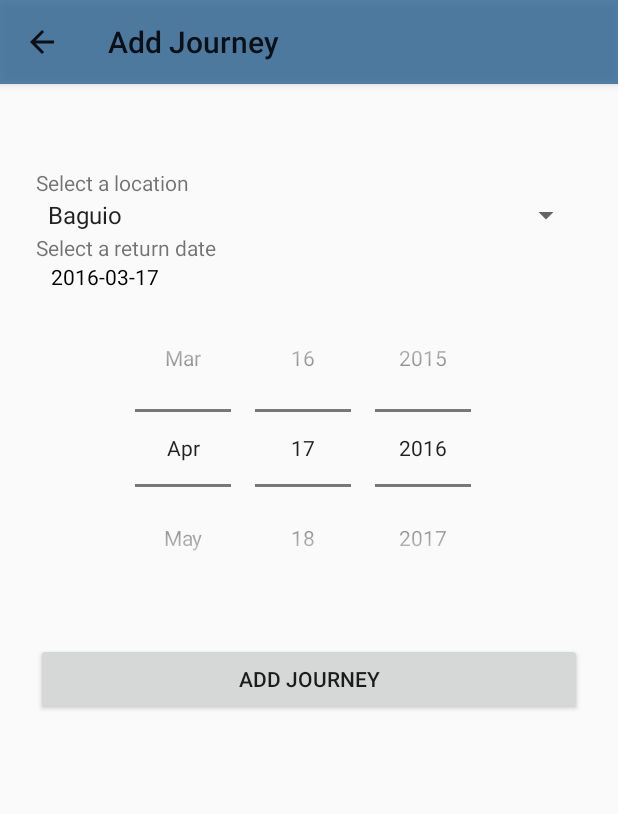
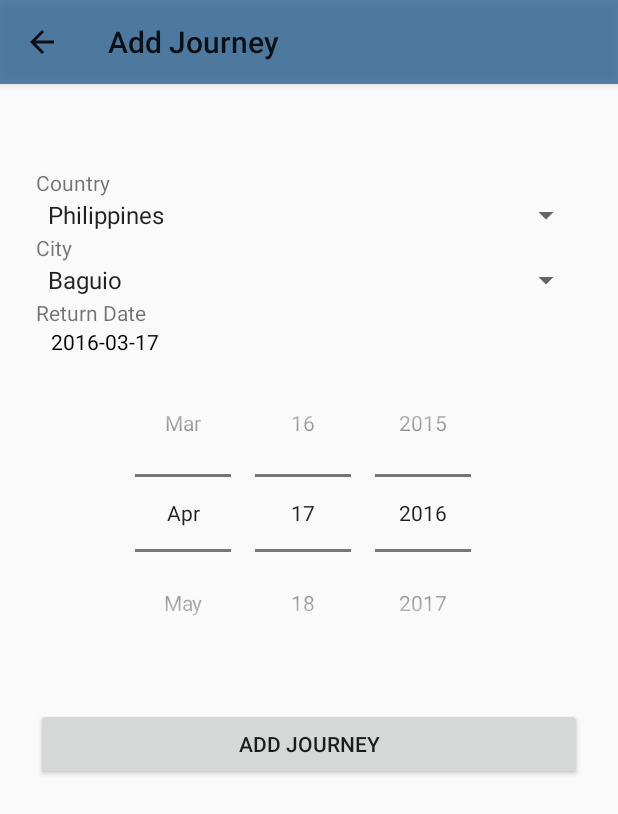
Before and after one commit to krissacarbon/pasa-master, an Android app: the fragment AddJourney placed in its activity, after a tap on "ADD JOURNEY", on a phone screen of 412 x 824 dp. Shown: the top 814 px of the screen. Run offline under Robolectric (Android 15) with nearby library versions, the phone set to English and light mode, and no system bars; our stand-ins replace ButterKnife; network calls fail; 16 statements that could not run were skipped.

Commit message:
launcher and add journey

```diff
--- a/Pasabuy/app/src/main/java/com/pasabuy/pasabuy/AddJourney.java
+++ b/Pasabuy/app/src/main/java/com/pasabuy/pasabuy/AddJourney.java
@@ -25,7 +25,9 @@ import butterknife.Bind;
 public class AddJourney extends Fragment {
 
     private static String date;
-    private static String location;
+    private static String city;
+    private static String country;
+
 
     public AddJourney() {
 
@@ -54,10 +56,12 @@ public class AddJourney extends Fragment {
         //Get the widgets reference from XML layout
         final TextView tv = (TextView) rootView.findViewById(R.id.return_date);
         DatePicker dp = (DatePicker) rootView.findViewById(R.id.dp);
-        Spinner ls = (Spinner) rootView.findViewById(R.id.SpinnerFeedbackType);
+        Spinner lscountry = (Spinner) rootView.findViewById(R.id.SpinnerFeedbackTypeCountry);
+        Spinner lscity = (Spinner) rootView.findViewById(R.id.SpinnerFeedbackTypeCity);
 
         //get location input
-        location = ls.getSelectedItem().toString();
+        city = lscity.getSelectedItem().toString();
+        country = lscountry.getSelectedItem().toString();
 
         //Display the DatePicker initial date
         String twoDigitMonth = String.format("%02d", month);
@@ -117,7 +121,7 @@ public class AddJourney extends Fragment {
         protected Boolean doInBackground(String... params) {
             boolean add_journey = false;
             try {
-                add_journey = Utility.add_journey(location, "Philippines", date);
+                add_journey = Utility.add_journey(city, country, date);
             } catch (JSONException e) {
                 e.printStackTrace();
             }
--- a/Pasabuy/app/src/main/res/layout/fragment_add_journey.xml
+++ b/Pasabuy/app/src/main/res/layout/fragment_add_journey.xml
@@ -21,19 +21,34 @@
             android:paddingLeft="24dp"
             android:paddingRight="24dp">
 
-            <!--  Location -->
+            <!--  City -->
             <TextView
-                android:id="@+id/spinner_label"
+                android:id="@+id/spinner_country_label"
                 android:layout_width="wrap_content"
                 android:layout_height="wrap_content"
-                android:text="@string/location_string" />
+                android:text="@string/location_country_string" />
 
             <Spinner
-                android:id="@+id/SpinnerFeedbackType"
+                android:id="@+id/SpinnerFeedbackTypeCity"
                 android:layout_height="wrap_content"
-                android:prompt="@string/location_string"
+                android:prompt="@string/location_city_string"
                 android:layout_width="fill_parent"
-                android:entries="@array/locations">
+                android:entries="@array/countries">
+            </Spinner>
+
+            <!--  City -->
+            <TextView
+                android:id="@+id/spinner_city_label"
+                android:layout_width="wrap_content"
+                android:layout_height="wrap_content"
+                android:text="@string/location_city_string" />
+
+            <Spinner
+                android:id="@+id/SpinnerFeedbackTypeCountry"
+                android:layout_height="wrap_content"
+                android:prompt="@string/location_city_string"
+                android:layout_width="fill_parent"
+                android:entries="@array/cities">
             </Spinner>
 
             <!--  Return Date -->
--- a/Pasabuy/app/src/main/res/values/strings.xml
+++ b/Pasabuy/app/src/main/res/values/strings.xml
@@ -4,8 +4,9 @@
     <string name="hello_world">Hello world!</string>
     <string name="action_settings">Settings</string>
     <string name="login_api">https://pasabuy.com/api/authenticate</string>
-    <string name="location_string">Select a location</string>
-    <string name="return_date_string">Select a return date</string>
+    <string name="location_country_string">Country</string>
+    <string name="location_city_string">City</string>
+    <string name="return_date_string">Return Date</string>
     <string name="return_date_hint">YYYY-MM-DD</string>
     <string name="FAQ">
 <b>1. What is Pasabuy?</b>\n\n
@@ -88,12 +89,12 @@ The Pasabuy Guarantee\n\n
     <array name="nav_drawer_icons">
         <item>@drawable/edit_profile</item>
         <item>@drawable/calendar</item>
-        <item>@drawable/delivery</item>
+        <item>@drawable/add</item>
         <item>@drawable/faqs_and_policies</item>
         <item>@drawable/logout</item>
     </array>
 
-    <string-array name="locations">
+    <string-array name="cities">
         <item>Baguio</item>
         <item>Manila</item>
         <item>Cebu</item>
@@ -101,6 +102,10 @@ The Pasabuy Guarantee\n\n
         <item>Palawan</item>
     </string-array>
 
+    <string-array name="countries">
+        <item>Philippines</item>
+    </string-array>
+
     <!-- TODO: Remove or change this placeholder text -->
     <string name="hello_blank_fragment">Hello blank fragment</string>
 </resources>
```
Also changed, not shown: Pasabuy/app/src/main/res/drawable/add.png (added), Pasabuy/app/src/main/res/mipmap-hdpi/ic_launcher.png, Pasabuy/app/src/main/res/mipmap-mdpi/ic_launcher.png, Pasabuy/app/src/main/res/mipmap-xhdpi/ic_launcher.png, Pasabuy/app/src/main/res/mipmap-xxhdpi/ic_launcher.png.
